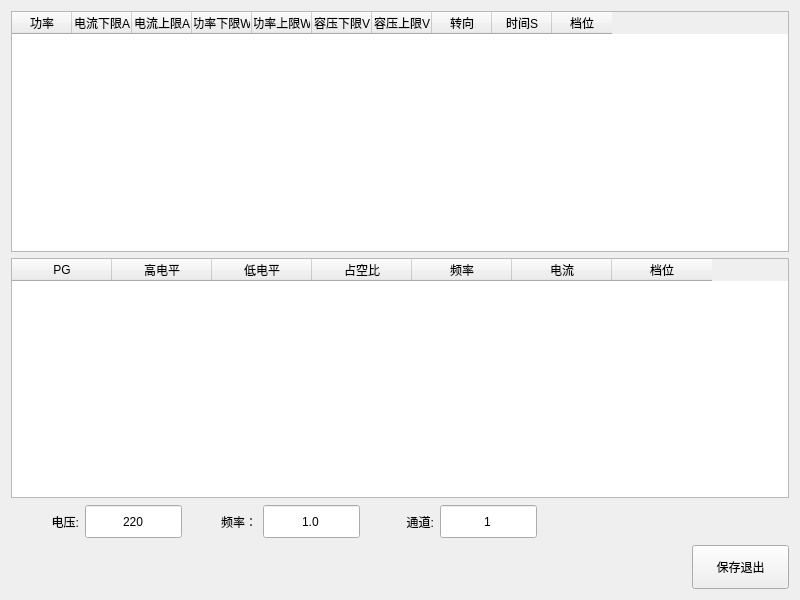
The window that PagePwr.ui (bloglink/aip-tester) describes before a commit, drawn with Qt 5.
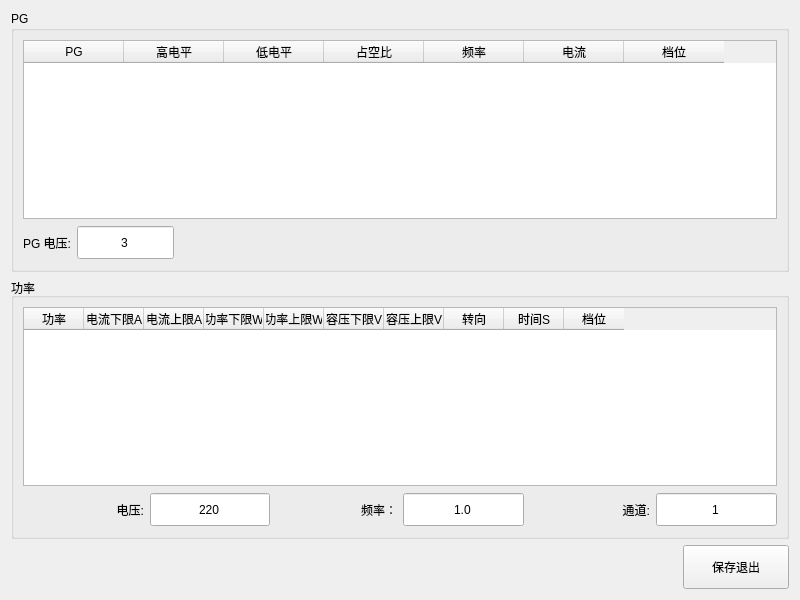
The same window after the commit.

Commit message: 新增:(局部)功率模块添加PG测试

What changed in the file:
```diff
--- a/PagePwr.ui
+++ b/PagePwr.ui
@@ -14,38 +14,26 @@
    <string>Form</string>
   </property>
   <layout class="QGridLayout" name="gridLayout">
-   <item row="2" column="1">
-    <widget class="QDoubleSpinBox" name="BoxVolt">
+   <item row="3" column="6">
+    <widget class="QPushButton" name="BtnExit">
      <property name="minimumSize">
       <size>
        <width>97</width>
-       <height>35</height>
+       <height>44</height>
       </size>
      </property>
-     <property name="focusPolicy">
-      <enum>Qt::ClickFocus</enum>
-     </property>
-     <property name="alignment">
-      <set>Qt::AlignCenter</set>
-     </property>
-     <property name="buttonSymbols">
-      <enum>QAbstractSpinBox::NoButtons</enum>
-     </property>
-     <property name="decimals">
-      <number>0</number>
-     </property>
-     <property name="maximum">
-      <double>380.000000000000000</double>
-     </property>
-     <property name="singleStep">
-      <double>0.100000000000000</double>
-     </property>
-     <property name="value">
-      <double>220.000000000000000</double>
+     <property name="text">
+      <string>保存退出</string>
      </property>
     </widget>
    </item>
-   <item row="2" column="4">
+   <item row="1" column="0" colspan="7">
+    <widget class="QGroupBox" name="groupBox_2">
+     <property name="title">
+      <string>功率</string>
+     </property>
+     <layout class="QGridLayout" name="gridLayout_3">
+      <item row="1" column="4">
     <widget class="QLabel" name="TextCap">
      <property name="text">
       <string>通道:</string>
@@ -55,7 +43,79 @@
      </property>
     </widget>
    </item>
-   <item row="0" column="0" colspan="9">
+      <item row="1" column="5">
+       <widget class="QDoubleSpinBox" name="BoxCap">
+        <property name="minimumSize">
+         <size>
+          <width>97</width>
+          <height>35</height>
+         </size>
+        </property>
+        <property name="focusPolicy">
+         <enum>Qt::ClickFocus</enum>
+        </property>
+        <property name="alignment">
+         <set>Qt::AlignCenter</set>
+        </property>
+        <property name="buttonSymbols">
+         <enum>QAbstractSpinBox::NoButtons</enum>
+        </property>
+        <property name="decimals">
+         <number>0</number>
+        </property>
+        <property name="maximum">
+         <double>380.000000000000000</double>
+        </property>
+        <property name="singleStep">
+         <double>1.000000000000000</double>
+        </property>
+        <property name="value">
+         <double>1.000000000000000</double>
+        </property>
+       </widget>
+      </item>
+      <item row="1" column="0">
+       <widget class="QLabel" name="TextVolt">
+        <property name="text">
+         <string>电压:</string>
+        </property>
+        <property name="alignment">
+         <set>Qt::AlignRight|Qt::AlignTrailing|Qt::AlignVCenter</set>
+        </property>
+       </widget>
+      </item>
+      <item row="1" column="3">
+       <widget class="QDoubleSpinBox" name="BoxFreq">
+        <property name="minimumSize">
+         <size>
+          <width>97</width>
+          <height>35</height>
+         </size>
+        </property>
+        <property name="focusPolicy">
+         <enum>Qt::ClickFocus</enum>
+        </property>
+        <property name="alignment">
+         <set>Qt::AlignCenter</set>
+        </property>
+        <property name="buttonSymbols">
+         <enum>QAbstractSpinBox::NoButtons</enum>
+        </property>
+        <property name="decimals">
+         <number>1</number>
+        </property>
+        <property name="maximum">
+         <double>99.000000000000000</double>
+        </property>
+        <property name="singleStep">
+         <double>0.100000000000000</double>
+        </property>
+        <property name="value">
+         <double>1.000000000000000</double>
+        </property>
+       </widget>
+      </item>
+      <item row="0" column="0" colspan="6">
     <widget class="QTableWidget" name="TabParams">
      <property name="focusPolicy">
       <enum>Qt::NoFocus</enum>
@@ -90,7 +150,7 @@
        </font>
       </property>
       <property name="textAlignment">
-       <set>AlignCenter</set>
+          <set>AlignHCenter|AlignVCenter|AlignCenter</set>
       </property>
      </column>
      <column>
@@ -103,7 +163,7 @@
        </font>
       </property>
       <property name="textAlignment">
-       <set>AlignCenter</set>
+          <set>AlignHCenter|AlignVCenter|AlignCenter</set>
       </property>
      </column>
      <column>
@@ -116,7 +176,7 @@
        </font>
       </property>
       <property name="textAlignment">
-       <set>AlignCenter</set>
+          <set>AlignHCenter|AlignVCenter|AlignCenter</set>
       </property>
      </column>
      <column>
@@ -129,7 +189,7 @@
        </font>
       </property>
       <property name="textAlignment">
-       <set>AlignCenter</set>
+          <set>AlignHCenter|AlignVCenter|AlignCenter</set>
       </property>
      </column>
      <column>
@@ -142,7 +202,7 @@
        </font>
       </property>
       <property name="textAlignment">
-       <set>AlignCenter</set>
+          <set>AlignHCenter|AlignVCenter|AlignCenter</set>
       </property>
      </column>
      <column>
@@ -155,7 +215,7 @@
        </font>
       </property>
       <property name="textAlignment">
-       <set>AlignCenter</set>
+          <set>AlignHCenter|AlignVCenter|AlignCenter</set>
       </property>
      </column>
      <column>
@@ -168,7 +228,7 @@
        </font>
       </property>
       <property name="textAlignment">
-       <set>AlignCenter</set>
+          <set>AlignHCenter|AlignVCenter|AlignCenter</set>
       </property>
      </column>
      <column>
@@ -181,7 +241,7 @@
        </font>
       </property>
       <property name="textAlignment">
-       <set>AlignCenter</set>
+          <set>AlignHCenter|AlignVCenter|AlignCenter</set>
       </property>
      </column>
      <column>
@@ -194,53 +254,12 @@
        </font>
       </property>
       <property name="textAlignment">
-       <set>AlignCenter</set>
+          <set>AlignHCenter|AlignVCenter|AlignCenter</set>
       </property>
      </column>
     </widget>
    </item>
-   <item row="2" column="5">
-    <widget class="QDoubleSpinBox" name="BoxCap">
-     <property name="minimumSize">
-      <size>
-       <width>97</width>
-       <height>35</height>
-      </size>
-     </property>
-     <property name="focusPolicy">
-      <enum>Qt::ClickFocus</enum>
-     </property>
-     <property name="alignment">
-      <set>Qt::AlignCenter</set>
-     </property>
-     <property name="buttonSymbols">
-      <enum>QAbstractSpinBox::NoButtons</enum>
-     </property>
-     <property name="decimals">
-      <number>0</number>
-     </property>
-     <property name="maximum">
-      <double>380.000000000000000</double>
-     </property>
-     <property name="singleStep">
-      <double>1.000000000000000</double>
-     </property>
-     <property name="value">
-      <double>1.000000000000000</double>
-     </property>
-    </widget>
-   </item>
-   <item row="2" column="0">
-    <widget class="QLabel" name="TextVolt">
-     <property name="text">
-      <string>电压:</string>
-     </property>
-     <property name="alignment">
-      <set>Qt::AlignRight|Qt::AlignTrailing|Qt::AlignVCenter</set>
-     </property>
-    </widget>
-   </item>
-   <item row="2" column="2">
+      <item row="1" column="2">
     <widget class="QLabel" name="TextFreq">
      <property name="text">
       <string>频率：</string>
@@ -250,21 +269,8 @@
      </property>
     </widget>
    </item>
-   <item row="3" column="8">
-    <widget class="QPushButton" name="BtnExit">
-     <property name="minimumSize">
-      <size>
-       <width>97</width>
-       <height>44</height>
-      </size>
-     </property>
-     <property name="text">
-      <string>保存退出</string>
-     </property>
-    </widget>
-   </item>
-   <item row="2" column="3">
-    <widget class="QDoubleSpinBox" name="BoxFreq">
+      <item row="1" column="1">
+       <widget class="QDoubleSpinBox" name="BoxVolt">
      <property name="minimumSize">
       <size>
        <width>97</width>
@@ -281,20 +287,77 @@
       <enum>QAbstractSpinBox::NoButtons</enum>
      </property>
      <property name="decimals">
-      <number>1</number>
+         <number>0</number>
      </property>
      <property name="maximum">
-      <double>99.000000000000000</double>
+         <double>380.000000000000000</double>
      </property>
      <property name="singleStep">
       <double>0.100000000000000</double>
      </property>
      <property name="value">
-      <double>1.000000000000000</double>
+         <double>220.000000000000000</double>
      </property>
     </widget>
    </item>
-   <item row="1" column="0" colspan="9">
+     </layout>
+    </widget>
+   </item>
+   <item row="0" column="0" colspan="7">
+    <widget class="QGroupBox" name="groupBox">
+     <property name="title">
+      <string>PG</string>
+     </property>
+     <layout class="QGridLayout" name="gridLayout_2">
+      <item row="1" column="0">
+       <widget class="QLabel" name="label">
+        <property name="text">
+         <string>PG 电压:</string>
+        </property>
+       </widget>
+      </item>
+      <item row="1" column="1">
+       <widget class="QDoubleSpinBox" name="BoxPGVolt">
+        <property name="minimumSize">
+         <size>
+          <width>97</width>
+          <height>35</height>
+         </size>
+        </property>
+        <property name="focusPolicy">
+         <enum>Qt::ClickFocus</enum>
+        </property>
+        <property name="alignment">
+         <set>Qt::AlignCenter</set>
+        </property>
+        <property name="buttonSymbols">
+         <enum>QAbstractSpinBox::NoButtons</enum>
+        </property>
+        <property name="decimals">
+         <number>0</number>
+        </property>
+        <property name="minimum">
+         <double>3.000000000000000</double>
+        </property>
+        <property name="maximum">
+         <double>15.000000000000000</double>
+        </property>
+       </widget>
+      </item>
+      <item row="1" column="2">
+       <spacer name="horizontalSpacer">
+        <property name="orientation">
+         <enum>Qt::Horizontal</enum>
+        </property>
+        <property name="sizeHint" stdset="0">
+         <size>
+          <width>40</width>
+          <height>20</height>
+         </size>
+        </property>
+       </spacer>
+      </item>
+      <item row="0" column="0" colspan="3">
     <widget class="QTableWidget" name="PGParams">
      <column>
       <property name="text">
@@ -331,6 +394,9 @@
        <string>档位</string>
       </property>
      </column>
+       </widget>
+      </item>
+     </layout>
     </widget>
    </item>
   </layout>
```
Lines whose indentation alone changed are shown as unchanged. The commit also changes 3 other files.
